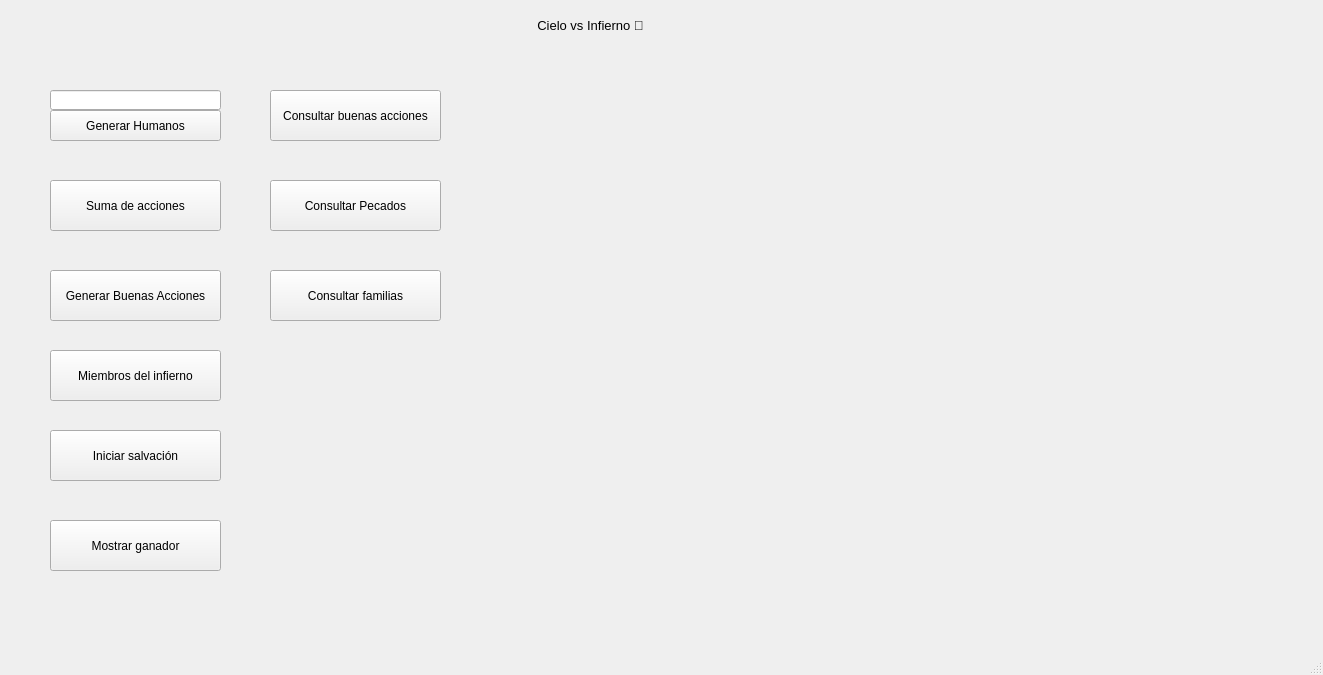
First picture: the form in CielovsInfierno/mainwindow.ui, repository JohnSC31/PY2-CIELOvsINFIERNO-2102, before the edit.
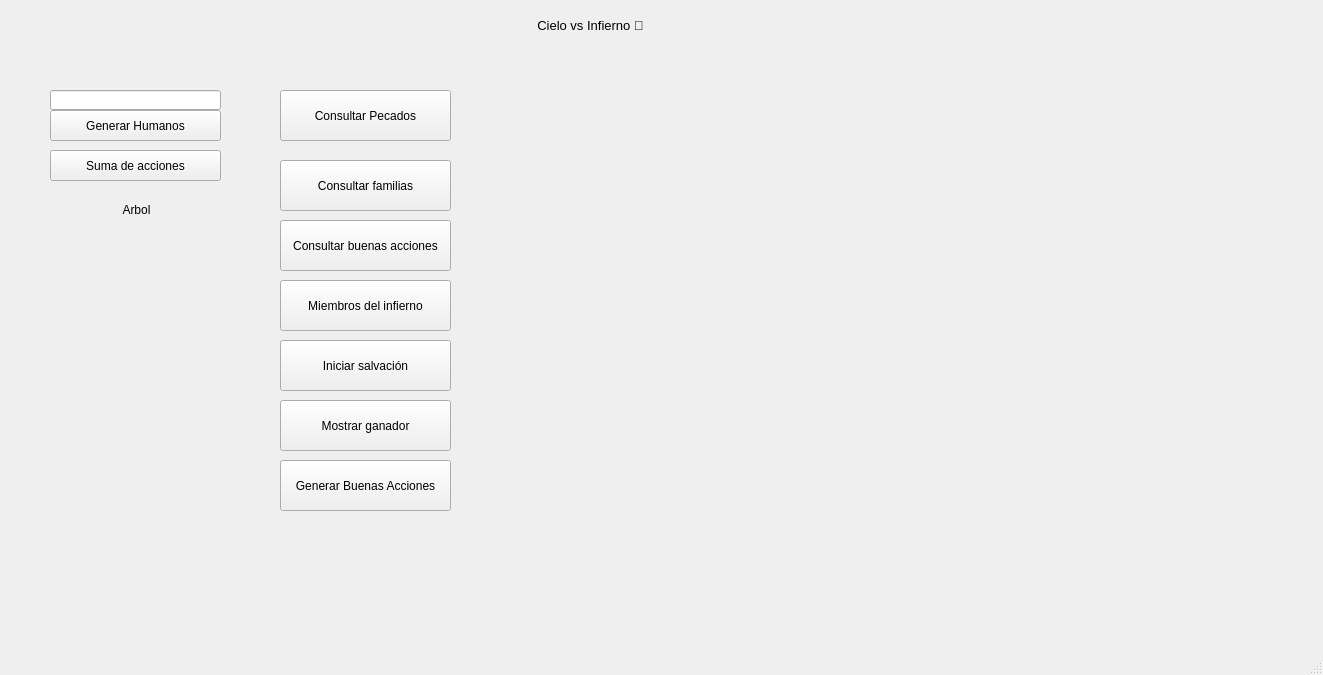
Second picture: the form after the edit.

Commit message:
Datos del arbol
Se incorpora en pantalla y la funcionalidad para obtener los datos del arbol actual del mundo

Diff of the .ui file:
```diff
--- a/CielovsInfierno/mainwindow.ui
+++ b/CielovsInfierno/mainwindow.ui
@@ -52,9 +52,9 @@
     <property name="geometry">
      <rect>
       <x>50</x>
-      <y>180</y>
+      <y>150</y>
       <width>171</width>
-      <height>51</height>
+      <height>31</height>
      </rect>
     </property>
     <property name="text">
@@ -64,8 +64,8 @@
    <widget class="QPushButton" name="GenerarBuenasAcciones">
     <property name="geometry">
      <rect>
-      <x>50</x>
-      <y>270</y>
+      <x>280</x>
+      <y>460</y>
       <width>171</width>
       <height>51</height>
      </rect>
@@ -77,8 +77,8 @@
    <widget class="QPushButton" name="ConsultarMiembrosDeInfierno">
     <property name="geometry">
      <rect>
-      <x>50</x>
-      <y>350</y>
+      <x>280</x>
+      <y>280</y>
       <width>171</width>
       <height>51</height>
      </rect>
@@ -90,8 +90,8 @@
    <widget class="QPushButton" name="IniciarSalvacion">
     <property name="geometry">
      <rect>
-      <x>50</x>
-      <y>430</y>
+      <x>280</x>
+      <y>340</y>
       <width>171</width>
       <height>51</height>
      </rect>
@@ -103,8 +103,8 @@
    <widget class="QPushButton" name="MostrarGanador">
     <property name="geometry">
      <rect>
-      <x>50</x>
-      <y>520</y>
+      <x>280</x>
+      <y>400</y>
       <width>171</width>
       <height>51</height>
      </rect>
@@ -116,8 +116,8 @@
    <widget class="QPushButton" name="ConsultarFamilias">
     <property name="geometry">
      <rect>
-      <x>270</x>
-      <y>270</y>
+      <x>280</x>
+      <y>160</y>
       <width>171</width>
       <height>51</height>
      </rect>
@@ -129,8 +129,8 @@
    <widget class="QPushButton" name="ConsultarBuenasAcciones">
     <property name="geometry">
      <rect>
-      <x>270</x>
-      <y>90</y>
+      <x>280</x>
+      <y>220</y>
       <width>171</width>
       <height>51</height>
      </rect>
@@ -142,8 +142,8 @@
    <widget class="QPushButton" name="ConsultarPecados">
     <property name="geometry">
      <rect>
-      <x>270</x>
-      <y>180</y>
+      <x>280</x>
+      <y>90</y>
       <width>171</width>
       <height>51</height>
      </rect>
@@ -162,6 +162,54 @@
      </rect>
     </property>
    </widget>
+   <widget class="QLabel" name="label_2">
+    <property name="geometry">
+     <rect>
+      <x>56</x>
+      <y>200</y>
+      <width>161</width>
+      <height>20</height>
+     </rect>
+    </property>
+    <property name="text">
+     <string>Arbol</string>
+    </property>
+    <property name="alignment">
+     <set>Qt::AlignCenter</set>
+    </property>
+   </widget>
+   <widget class="QLabel" name="lblTreeData">
+    <property name="geometry">
+     <rect>
+      <x>50</x>
+      <y>230</y>
+      <width>171</width>
+      <height>61</height>
+     </rect>
+    </property>
+    <property name="text">
+     <string/>
+    </property>
+    <property name="alignment">
+     <set>Qt::AlignCenter</set>
+    </property>
+   </widget>
+   <widget class="QLabel" name="lblLastLvlHumans">
+    <property name="geometry">
+     <rect>
+      <x>60</x>
+      <y>300</y>
+      <width>161</width>
+      <height>311</height>
+     </rect>
+    </property>
+    <property name="text">
+     <string/>
+    </property>
+    <property name="alignment">
+     <set>Qt::AlignCenter</set>
+    </property>
+   </widget>
   </widget>
   <widget class="QMenuBar" name="menubar">
    <property name="geometry">
```
The commit also changes 15 other files.
